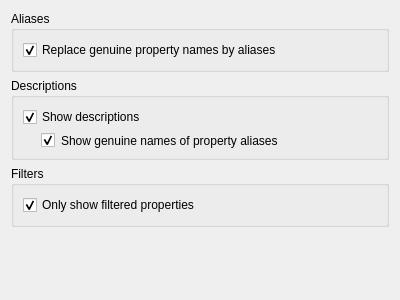
Above: Plugins/org.mitk.gui.qt.properties/src/internal/QmitkPropertiesPreferencePage.ui from MITK/MITK before the change. Below: the same form after it.
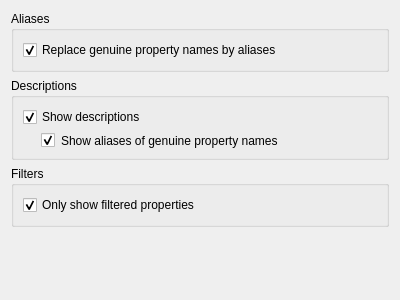
That is the form after the change.

```diff
--- a/Plugins/org.mitk.gui.qt.properties/src/internal/QmitkPropertiesPreferencePage.ui
+++ b/Plugins/org.mitk.gui.qt.properties/src/internal/QmitkPropertiesPreferencePage.ui
@@ -55,7 +55,7 @@
          <string notr="true">margin-left: 18px;</string>
         </property>
         <property name="text">
-         <string>Show genuine names of property aliases</string>
+         <string>Show aliases of genuine property names</string>
         </property>
         <property name="checked">
          <bool>true</bool>
```
Left out of the diff: 3 changed lines with no effect on the pictures.
